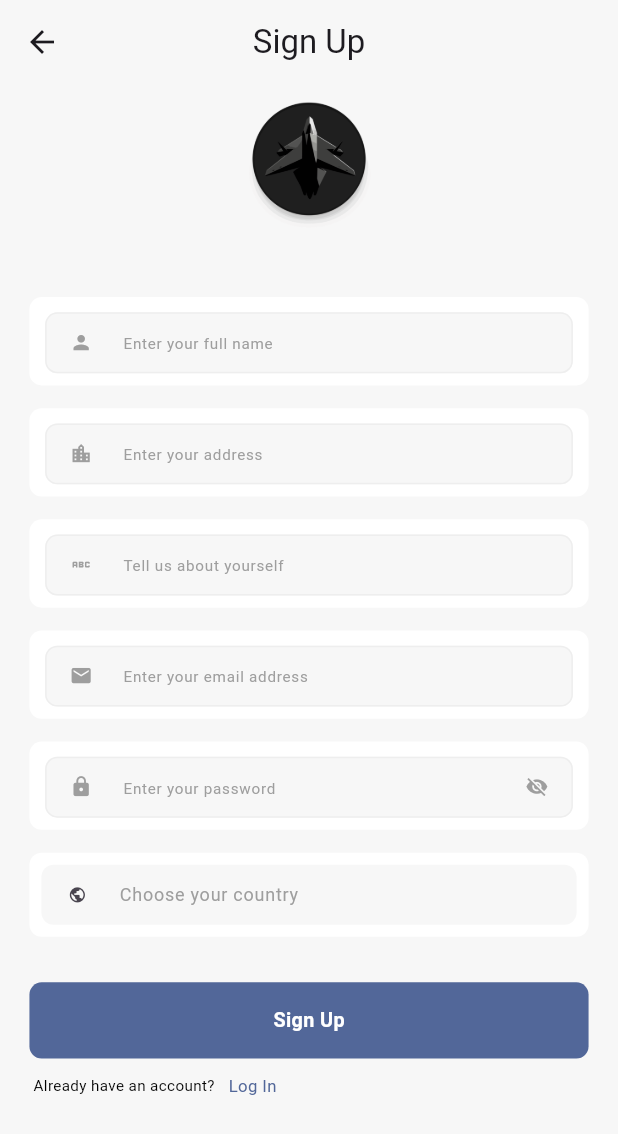
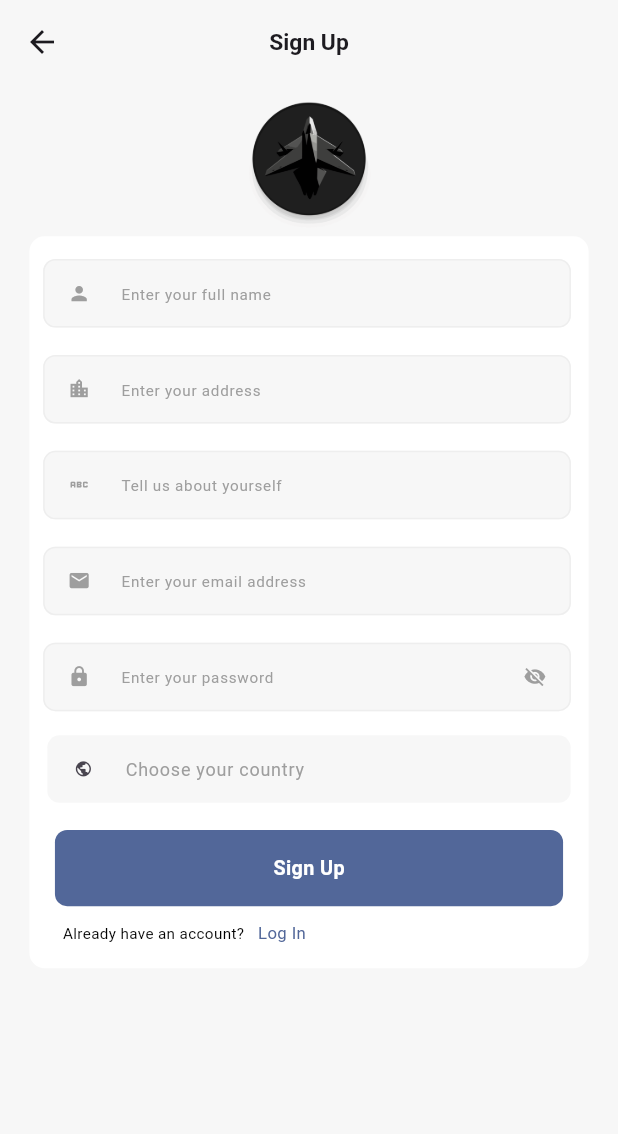
Before and after one commit to Ibeenoch/ticketapp, a Flutter app: the Signup screen opened by its route, on a phone screen of 412 x 824 dp. Shown: the top 1134 px of the screen. Run offline on Flutter 3.47's test engine with Material 3 defaults, Android fonts, the light colour scheme and no system bars; our stand-ins replace barcode_widget, flutter_screenutil, flutter_svg, go_router.

Commit message:
add more feature to sign up

```diff
--- /dev/null
+++ b/lib/base/reuseables/resources/countries.dart
@@ -0,0 +1,195 @@
+final List<String> countries = [
+  'Afghanistan',
+  'Albania',
+  'Algeria',
+  'Andorra',
+  'Angola',
+  'Antigua and Barbuda',
+  'Argentina',
+  'Armenia',
+  'Australia',
+  'Austria',
+  'Azerbaijan',
+  'Bahamas',
+  'Bahrain',
+  'Bangladesh',
+  'Barbados',
+  'Belarus',
+  'Belgium',
+  'Belize',
+  'Benin',
+  'Bhutan',
+  'Bolivia',
+  'Bosnia and Herzegovina',
+  'Botswana',
+  'Brazil',
+  'Brunei',
+  'Bulgaria',
+  'Burkina Faso',
+  'Burundi',
+  'Cabo Verde',
+  'Cambodia',
+  'Cameroon',
+  'Canada',
+  'Central African Republic',
+  'Chad',
+  'Chile',
+  'China',
+  'Colombia',
+  'Comoros',
+  'Congo (Congo-Brazzaville)',
+  'Costa Rica',
+  'Croatia',
+  'Cuba',
+  'Cyprus',
+  'Czechia (Czech Republic)',
+  'Denmark',
+  'Djibouti',
+  'Dominica',
+  'Dominican Republic',
+  'Ecuador',
+  'Egypt',
+  'El Salvador',
+  'Equatorial Guinea',
+  'Eritrea',
+  'Estonia',
+  'Eswatini (fmr. "Swaziland")',
+  'Ethiopia',
+  'Fiji',
+  'Finland',
+  'France',
+  'Gabon',
+  'Gambia',
+  'Georgia',
+  'Germany',
+  'Ghana',
+  'Greece',
+  'Grenada',
+  'Guatemala',
+  'Guinea',
+  'Guinea-Bissau',
+  'Guyana',
+  'Haiti',
+  'Holy See',
+  'Honduras',
+  'Hungary',
+  'Iceland',
+  'India',
+  'Indonesia',
+  'Iran',
+  'Iraq',
+  'Ireland',
+  'Israel',
+  'Italy',
+  'Jamaica',
+  'Japan',
+  'Jordan',
+  'Kazakhstan',
+  'Kenya',
+  'Kiribati',
+  'Kuwait',
+  'Kyrgyzstan',
+  'Laos',
+  'Latvia',
+  'Lebanon',
+  'Lesotho',
+  'Liberia',
+  'Libya',
+  'Liechtenstein',
+  'Lithuania',
+  'Luxembourg',
+  'Madagascar',
+  'Malawi',
+  'Malaysia',
+  'Maldives',
+  'Mali',
+  'Malta',
+  'Marshall Islands',
+  'Mauritania',
+  'Mauritius',
+  'Mexico',
+  'Micronesia',
+  'Moldova',
+  'Monaco',
+  'Mongolia',
+  'Montenegro',
+  'Morocco',
+  'Mozambique',
+  'Myanmar (formerly Burma)',
+  'Namibia',
+  'Nauru',
+  'Nepal',
+  'Netherlands',
+  'New Zealand',
+  'Nicaragua',
+  'Niger',
+  'Nigeria',
+  'North Korea',
+  'North Macedonia (formerly Macedonia)',
+  'Norway',
+  'Oman',
+  'Pakistan',
+  'Palau',
+  'Palestine State',
+  'Panama',
+  'Papua New Guinea',
+  'Paraguay',
+  'Peru',
+  'Philippines',
+  'Poland',
+  'Portugal',
+  'Qatar',
+  'Romania',
+  'Russia',
+  'Rwanda',
+  'Saint Kitts and Nevis',
+  'Saint Lucia',
+  'Saint Vincent and the Grenadines',
+  'Samoa',
+  'San Marino',
+  'Sao Tome and Principe',
+  'Saudi Arabia',
+  'Senegal',
+  'Serbia',
+  'Seychelles',
+  'Sierra Leone',
+  'Singapore',
+  'Slovakia',
+  'Slovenia',
+  'Solomon Islands',
+  'Somalia',
+  'South Africa',
+  'South Korea',
+  'South Sudan',
+  'Spain',
+  'Sri Lanka',
+  'Sudan',
+  'Suriname',
+  'Sweden',
+  'Switzerland',
+  'Syria',
+  'Tajikistan',
+  'Tanzania',
+  'Thailand',
+  'Timor-Leste',
+  'Togo',
+  'Tonga',
+  'Trinidad and Tobago',
+  'Tunisia',
+  'Turkey',
+  'Turkmenistan',
+  'Tuvalu',
+  'Uganda',
+  'Ukraine',
+  'United Arab Emirates',
+  'United Kingdom',
+  'United States of America',
+  'Uruguay',
+  'Uzbekistan',
+  'Vanuatu',
+  'Venezuela',
+  'Vietnam',
+  'Yemen',
+  'Zambia',
+  'Zimbabwe',
+];
--- a/lib/screens/account/authWidget/signup.dart
+++ b/lib/screens/account/authWidget/signup.dart
@@ -1,6 +1,10 @@
+import 'dart:ui';
+
 import 'package:flutter/material.dart';
 import 'package:flutter_screenutil/flutter_screenutil.dart';
+import 'package:powerapp/AppRoutes.dart';
 import 'package:powerapp/base/reuseables/media/App_Media.dart';
+import 'package:powerapp/base/reuseables/resources/countries.dart';
 import 'package:powerapp/base/reuseables/styles/App_styles.dart';
 
 class Signup extends StatefulWidget {
@@ -32,6 +36,8 @@ class _SignupState extends State<Signup> {
   String? emailError;
   String? passwordError;
   String? countryError;
+  String _selectedCountry = '';
+  bool _isBottomSheetOpen = false;
 
   @override
   void dispose() {
@@ -155,12 +161,16 @@ class _SignupState extends State<Signup> {
   }
 
   void _openBottomSheet(BuildContext context) async {
+    setState(() {
+      _isBottomSheetOpen = true;
+    });
     final selectedCountry = await showModalBottomSheet<String>(
         context: context,
         isScrollControlled: true,
         shape: RoundedRectangleBorder(
-            borderRadius: BorderRadius.vertical(top: Radius.circular(16))),
+            borderRadius: BorderRadius.vertical(top: Radius.circular(16.r))),
         builder: (BuildContext context) {
+          String? _currentSelectedCountry = _selectedCountry;
           return DraggableScrollableSheet(
               expand: false,
               builder: (_, scrollController) {
@@ -175,28 +185,49 @@ class _SignupState extends State<Signup> {
                             fontSize: 12.sp),
                       ),
                       Expanded(
-                          child: ListView(
+                          child: ListView.builder(
                               controller: scrollController,
-                        children: [
-                          _buildOption(context, 'Nigeria'),
-                          _buildOption(context, 'Ghana'),
-                          _buildOption(context, 'Togo'),
-                          _buildOption(context, 'kenya'),
-                        ],
-                      ))
+                              itemCount: countries.length,
+                              itemBuilder: (context, index) {
+                                final country = countries[index];
+                                return RadioListTile<String>(
+                                    value: country,
+                                    title: Text(country),
+                                    groupValue: _currentSelectedCountry,
+                                    onChanged: (String? value) {
+                                      setState(() {
+                                        _currentSelectedCountry = value;
+                                      });
+
+                                      Navigator.pop(context, value);
+                                    });
+                              }))
                     ],
                   ),
                 );
               });
         });
+
+    if (selectedCountry != null) {
+      setState(() {
+        _selectedCountry = selectedCountry;
+      });
+    }
+
+    setState(() {
+      _isBottomSheetOpen = false;
+    });
   }
 
   @override
   Widget build(BuildContext context) {
-    return Scaffold(
+    return Stack(
+      children: [
+        Scaffold(
           appBar: AppBar(
-        title: const Text(
+            title: Text(
               'Sign Up',
+              style: TextStyle(fontSize: 15.sp, fontWeight: FontWeight.bold),
             ),
             centerTitle: true,
             backgroundColor: AppStyles.defaultBackGroundColor(context),
@@ -211,11 +242,17 @@ class _SignupState extends State<Signup> {
                     height: 100.h,
                     image: AssetImage(AppMedia.companyLogo)),
               ),
-          Column(
+              Padding(
+                padding: EdgeInsets.symmetric(horizontal: 15.w),
+                child: Container(
+                  decoration: BoxDecoration(
+                      color: AppStyles.borderBackGroundColor(context),
+                      borderRadius: BorderRadius.circular(10.r)),
+                  child: Column(
                     crossAxisAlignment: CrossAxisAlignment.start,
                     children: [
                       SizedBox(
-                height: 40.h,
+                        height: 5.h,
                       ),
                       inputs(
                           fullname,
@@ -227,9 +264,6 @@ class _SignupState extends State<Signup> {
                           fullnameError != null ? true : false,
                           'FullName'),
                       if (fullnameError != null) errorMessage(fullnameError!),
-              SizedBox(
-                height: 15.h,
-              ),
                       inputs(
                           address,
                           address_f,
@@ -240,9 +274,6 @@ class _SignupState extends State<Signup> {
                           addressError != null ? true : false,
                           'Address'),
                       if (addressError != null) errorMessage(addressError!),
-              SizedBox(
-                height: 15.h,
-              ),
                       inputs(
                           bio,
                           bio_f,
@@ -253,9 +284,6 @@ class _SignupState extends State<Signup> {
                           bioError != null ? true : false,
                           'Bio'),
                       if (bioError != null) errorMessage(bioError!),
-              SizedBox(
-                height: 15.h,
-              ),
                       inputs(
                           email,
                           email_f,
@@ -266,9 +294,6 @@ class _SignupState extends State<Signup> {
                           emailError != null ? true : false,
                           'Email'),
                       if (emailError != null) errorMessage(emailError!),
-              SizedBox(
-                height: 15.h,
-              ),
                       inputs(
                           password,
                           password_f,
@@ -279,50 +304,37 @@ class _SignupState extends State<Signup> {
                           passwordError != null ? true : false,
                           'Password'),
                       if (passwordError != null) errorMessage(passwordError!),
+                      selectCountry(context),
                       SizedBox(
-                height: 15.h,
-              ),
-              Padding(
-                padding: EdgeInsets.symmetric(horizontal: 15.w),
-                child: Container(
-                  padding: EdgeInsets.symmetric(horizontal: 8, vertical: 8),
-                  decoration: BoxDecoration(
-                      borderRadius: BorderRadius.circular(8.r),
-                      color: AppStyles.borderBackGroundColor(context)),
-                  child: Container(
-                    height: 40,
-                    decoration: BoxDecoration(
-                        borderRadius: BorderRadius.circular(8.r),
-                        color: AppStyles.defaultBackGroundColor(context)),
-                    child: TextField(
-                      controller: country,
-                      readOnly: true,
-                      decoration: InputDecoration(
-                        contentPadding: EdgeInsets.symmetric(vertical: 3.h),
-                        hintText: 'Choose your country',
-                        hintStyle: TextStyle(fontSize: 12, color: Colors.grey),
-                        prefixIcon: Icon(
-                          Icons.public,
-                          size: 12.sp,
-                        ),
-                        enabledBorder: InputBorder.none,
-                        border: InputBorder.none,
-                        focusedBorder: InputBorder.none,
-                      ),
-                      onTap: () => _openBottomSheet(context),
-                    ),
-                  ),
-                ),
-              ),
-              SizedBox(
-                height: 30.h,
+                        height: 10.h,
                       ),
                       actionBtn(),
                       SizedBox(
                         height: 10.h,
                       ),
-              Padding(
-                padding: EdgeInsets.only(left: 17.w),
+                      switchScreen(context)
+                    ],
+                  ),
+                ),
+              )
+            ],
+          )),
+        ),
+        if (_isBottomSheetOpen)
+          Positioned.fill(
+              child: BackdropFilter(
+            filter: ImageFilter.blur(sigmaX: 10, sigmaY: 10),
+            child: Container(
+              color: Colors.black.withOpacity(0.3),
+            ),
+          ))
+      ],
+    );
+  }
+
+  Widget switchScreen(BuildContext context) {
+    return Padding(
+      padding: EdgeInsets.only(left: 17.w, bottom: 15.h),
       child: Row(
         mainAxisAlignment: MainAxisAlignment.start,
         children: [
@@ -336,26 +348,63 @@ class _SignupState extends State<Signup> {
           SizedBox(
             width: 7.w,
           ),
-                    Text(
+          InkWell(
+            onTap: () {
+              Navigator.pushNamed(context, AppRoutes.loginScreen);
+            },
+            child: Text(
               'Log In',
               style: TextStyle(
                   fontWeight: FontWeight.normal,
                   fontSize: 11.sp,
                   color: AppStyles.cardBlueColor),
             ),
+          ),
         ],
       ),
-              )
-            ],
-          )
-        ],
-      )),
+    );
+  }
+
+  Padding selectCountry(BuildContext context) {
+    return Padding(
+      padding: EdgeInsets.symmetric(horizontal: 3.w),
+      child: Container(
+        padding: EdgeInsets.symmetric(horizontal: 8, vertical: 8),
+        decoration: BoxDecoration(
+            borderRadius: BorderRadius.circular(8.r),
+            color: AppStyles.borderBackGroundColor(context)),
+        child: Container(
+          height: 45,
+          decoration: BoxDecoration(
+              borderRadius: BorderRadius.circular(8.r),
+              color: AppStyles.defaultBackGroundColor(context)),
+          child: TextField(
+            controller: country,
+            readOnly: true,
+            decoration: InputDecoration(
+              contentPadding: EdgeInsets.symmetric(vertical: 8.h),
+              hintText: _selectedCountry.length > 1
+                  ? _selectedCountry
+                  : 'Choose your country',
+              hintStyle: const TextStyle(fontSize: 12, color: Colors.grey),
+              prefixIcon: Icon(
+                Icons.public,
+                size: 12.sp,
+              ),
+              enabledBorder: InputBorder.none,
+              border: InputBorder.none,
+              focusedBorder: InputBorder.none,
+            ),
+            onTap: () => _openBottomSheet(context),
+          ),
+        ),
+      ),
     );
   }
 
   Padding actionBtn() {
     return Padding(
-      padding: EdgeInsets.symmetric(horizontal: 15.w),
+      padding: EdgeInsets.symmetric(horizontal: 13.w),
       child: InkWell(
         onTap: () {},
         child: Container(
@@ -402,7 +451,7 @@ class _SignupState extends State<Signup> {
     String focusname,
   ) {
     return Padding(
-      padding: EdgeInsets.symmetric(horizontal: 15.w),
+      padding: EdgeInsets.symmetric(horizontal: 1.w),
       child: StatefulBuilder(builder: (context, setState) {
         focus.addListener(() {
           setState(() {});
@@ -410,15 +459,13 @@ class _SignupState extends State<Signup> {
 
         return Container(
           padding:
-              EdgeInsets.only(left: 8.w, bottom: 8.h, right: 8.w, top: 0.h),
-          decoration: BoxDecoration(
-              color: AppStyles.borderBackGroundColor(context),
-              borderRadius: BorderRadius.circular(8.r)),
+              EdgeInsets.only(left: 6.w, bottom: 8.h, right: 8.w, top: 0.h),
+          decoration: BoxDecoration(borderRadius: BorderRadius.circular(8.r)),
           child: Stack(children: [
             Padding(
               padding: EdgeInsets.only(top: 10.h),
               child: Container(
-                height: 40.h,
+                height: 45.h,
                 decoration: BoxDecoration(
                   borderRadius: BorderRadius.circular(8.r),
                   color: AppStyles.defaultBackGroundColor(context),
@@ -485,7 +532,7 @@ class _SignupState extends State<Signup> {
                 ),
               ),
             ),
-            (focus.hasFocus)
+            (focus.hasFocus) // display the label overlapping the top border
                 ? Positioned(
                     top: 3.h,
                     left: 20.w,
@@ -510,12 +557,3 @@ class _SignupState extends State<Signup> {
     );
   }
 }
-
-Widget _buildOption(BuildContext context, String option) {
-  return ListTile(
-    title: Text(option),
-    onTap: () {
-      Navigator.pop(context, option);
-    },
-  );
-}
```
Lines whose indentation alone changed are shown as unchanged.
